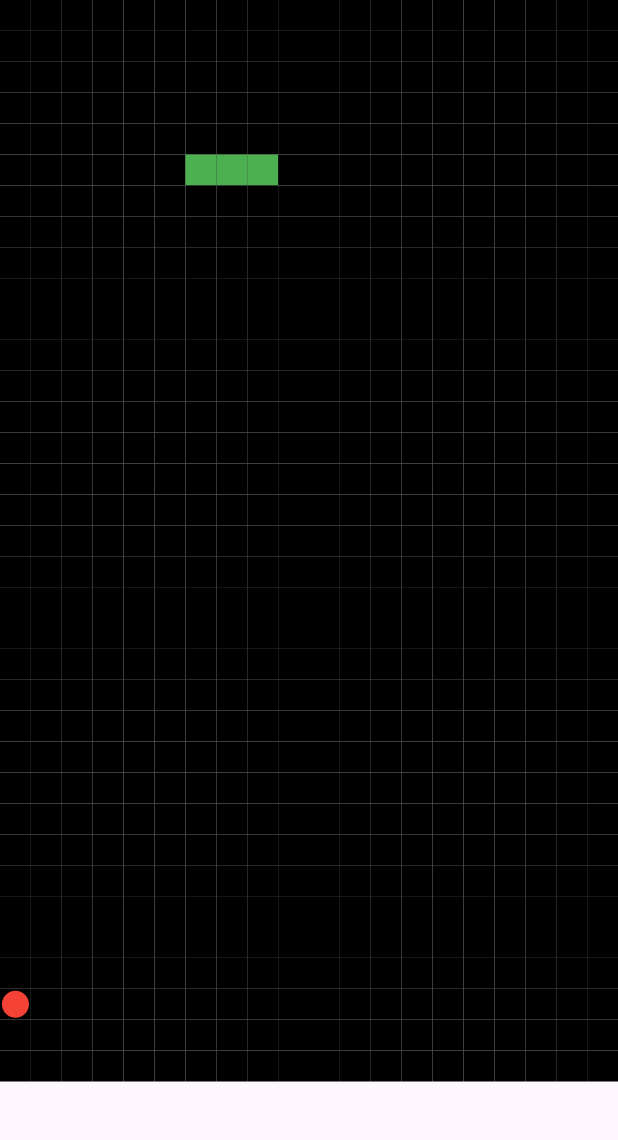
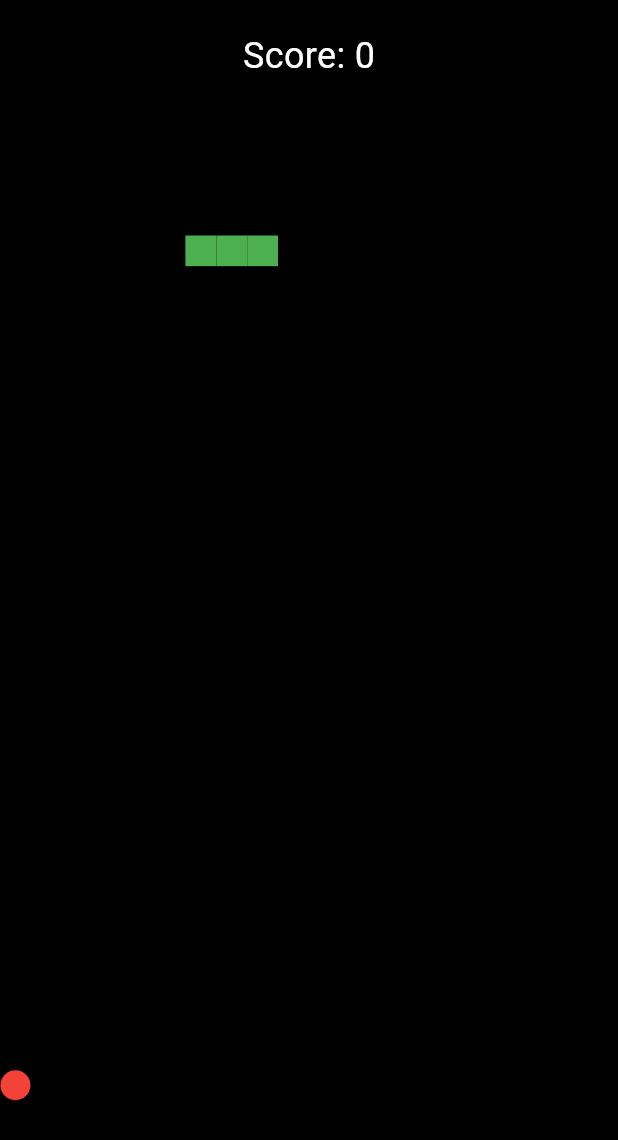
Before and after one commit to TohroSea/matopeli_front, a Flutter app: the screen it shows after launch, after a tap on "PLAY", on a phone screen of 412 x 824 dp. Shown: the top 1140 px of the screen. Run offline on Flutter 3.47's test engine with Material 3 defaults, Android fonts, the phone set to English and light mode, and no system bars.

Commit message:
Added score calculator and a game over menu.

```diff
--- a/lib/main.dart
+++ b/lib/main.dart
@@ -84,7 +84,7 @@ class _SnakeGameState extends State<SnakeGame> {
   Point<int> food = Point(0, 0);
   late Direction direction;
   late Timer timer;
-
+  int score = 0; //  to track the score
 // This method is called when the state object is inserted into the tree.
 // It calls the startGame method to initialize the game.
   @override
@@ -106,6 +106,7 @@ class _SnakeGameState extends State<SnakeGame> {
   void startGame() {
     snake = [Point(5, 5), Point(5, 6), Point(5, 7)];
     direction = Direction.right;
+    score = 0; // Reset score
     timer = Timer.periodic(Duration(milliseconds: SPEED), (Timer t) {
       updateGame();
     });
@@ -138,6 +139,7 @@ class _SnakeGameState extends State<SnakeGame> {
         newHead.y < 0 ||
         newHead.y >= GRID_HEIGHT) {
       timer.cancel(); // Stop the game
+      gameOver();    // Display the game over menu
       return;
     }
 
@@ -145,6 +147,7 @@ class _SnakeGameState extends State<SnakeGame> {
 
     // Check if snake eats the food
     if (newHead == food) {
+      score++; // Increment score when food is eaten
       spawnFood();
     } else {
       snake.removeLast();
@@ -164,11 +167,64 @@ class _SnakeGameState extends State<SnakeGame> {
     food = Point(x, y);
   }
 
+ void gameOver() {
+  showDialog(
+    context: context,
+    builder: (BuildContext context) {
+      return AlertDialog(
+        title: Text('Game Over'),
+        content: Column(
+          mainAxisSize: MainAxisSize.min,
+          children: [
+            Text('Score: $score'), // Display final score
+            SizedBox(height: 20),
+            Row(
+              mainAxisAlignment: MainAxisAlignment.spaceEvenly,
+              children: [
+                ElevatedButton(
+                  onPressed: () {
+                    Navigator.pop(context); // Close the dialog
+                    startGame(); // Restart the game
+                  },
+                  child: Text('PLAY AGAIN'),
+                ),
+                ElevatedButton(
+                  onPressed: () {
+                    // Implement score submission
+                  },
+                  child: Text('SUBMIT SCORE'),
+                ),
+              ],
+            ),
+            SizedBox(height: 20),
+            ElevatedButton(
+              onPressed: () {
+                Navigator.of(context).pop(); // Close the dialog
+                Navigator.of(context).pop(); // Close the game screen
+              },
+              child: Text('EXIT'),
+            ),
+          ],
+        ),
+      );
+    },
+  );
+}
+
   // Here we build the UI
   @override
   Widget build(BuildContext context) {
     return Scaffold(
-      body: GestureDetector(
+      backgroundColor: Colors.black,
+      body: Column(
+        children: [
+          SizedBox(height: 20),
+          Text(
+            'Score: $score',
+            style: TextStyle(color: Colors.white, fontSize: 24),
+          ),
+          Expanded(
+            child: GestureDetector(
               onVerticalDragUpdate: (details) {
                 if (details.delta.dy > 0 && direction != Direction.up) {
                   direction = Direction.down;
@@ -183,13 +239,8 @@ class _SnakeGameState extends State<SnakeGame> {
                   direction = Direction.left;
                 }
               },
-        child: Center(
               child: GridView.builder(
-            // GridView.builder creates a grid of cells representing the game board.
-            physics: NeverScrollableScrollPhysics(),
                 gridDelegate: SliverGridDelegateWithFixedCrossAxisCount(
-              mainAxisSpacing: 0, // Set to 0 to remove spacing
-              crossAxisSpacing: 0.0, // Set to 0 to remove spacing
                   crossAxisCount: GRID_WIDTH,
                 ),
                 itemCount: GRID_WIDTH * GRID_HEIGHT,
@@ -213,8 +264,8 @@ class _SnakeGameState extends State<SnakeGame> {
                       color: Colors.black,
                       child: Center(
                         child: Container(
-                      width: CELL_SIZE * 0.9,
-                      height: CELL_SIZE * 0.9,
+                          width: CELL_SIZE * 1,
+                          height: CELL_SIZE * 1,
                           decoration: BoxDecoration(
                             shape: BoxShape.circle,
                             color: Colors.red,
@@ -231,6 +282,8 @@ class _SnakeGameState extends State<SnakeGame> {
               ),
             ),
           ),
+        ],
+      ),
     );
   }
 }
```
Lines whose indentation alone changed are shown as unchanged.
